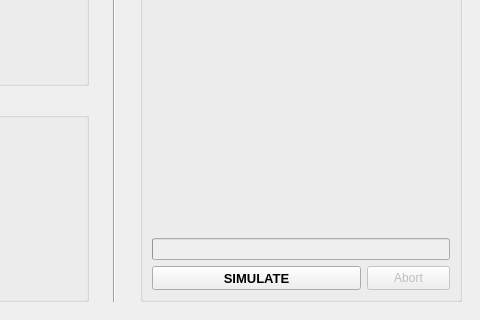
The window that frcpredict/ui/window/main_window_w.ui (Bodeeen/Resolution_prediction_software) describes before a commit, drawn with Qt 5; both pictures show x 680 to 1160 and y 400 to 720 of the 1160 by 720 pixel window.
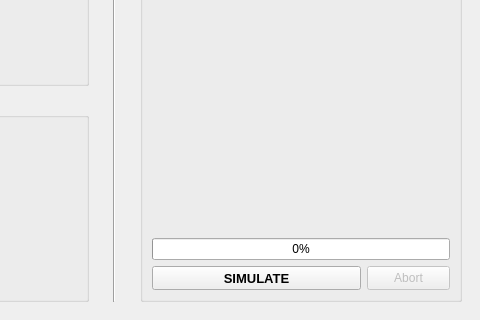
The same window after the commit. Custom widgets are drawn as their Qt base class.

The edit to the form file:
```diff
--- a/frcpredict/ui/window/main_window_w.ui
+++ b/frcpredict/ui/window/main_window_w.ui
@@ -366,13 +366,19 @@
          <item>
           <widget class="QProgressBar" name="pbProgress">
            <property name="enabled">
-            <bool>false</bool>
+            <bool>true</bool>
+           </property>
+           <property name="font">
+            <font>
+             <weight>50</weight>
+             <bold>false</bold>
+            </font>
            </property>
            <property name="value">
             <number>0</number>
            </property>
            <property name="textVisible">
-            <bool>false</bool>
+            <bool>true</bool>
            </property>
           </widget>
          </item>
```
